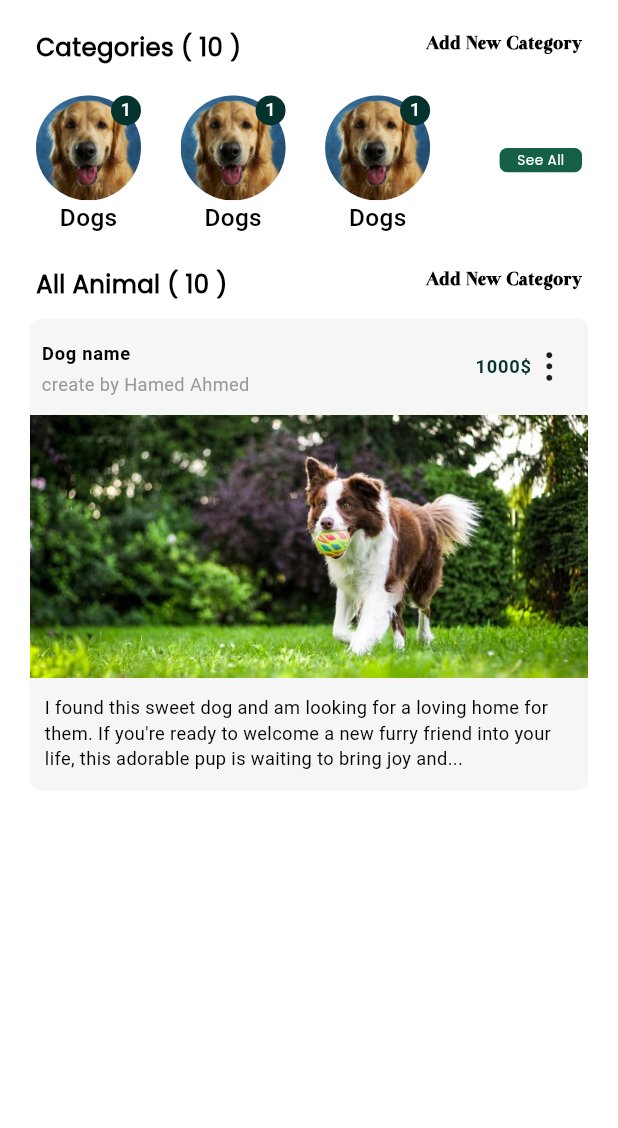
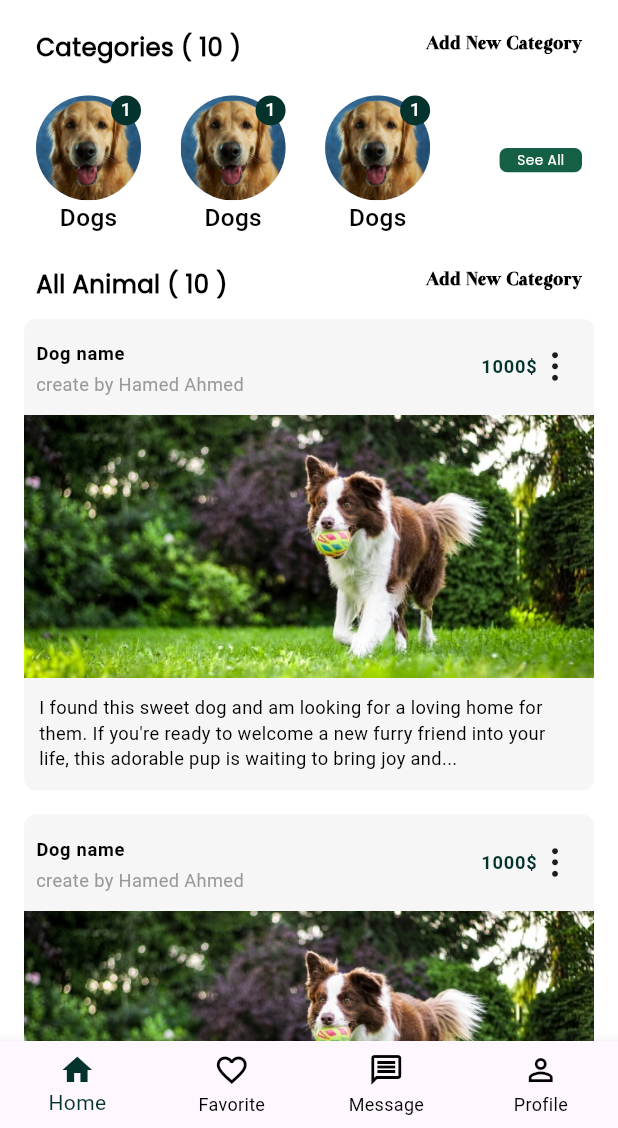
Before and after one commit to hamed12232/Animooo_App, a Flutter app: the screen it shows after launch, on a phone screen of 412 x 824 dp, the part 108-1236 px from its top. Run offline on Flutter 3.47's test engine with Material 3 defaults, Android fonts, the phone set to English and light mode, and no system bars; our stand-ins replace connectivity_plus, dartz, dio, dotted_border, flutter_bloc, flutter_screenutil and 4 more.

Commit message:
add PetCardListView

```diff
--- a/lib/core/style/app_colors.dart
+++ b/lib/core/style/app_colors.dart
@@ -15,4 +15,5 @@ class AppColors {
   static const Color ksellAllProductsColor = Color(0xff155F45);
   static const Color kellipsisVerticalIconColor = Color(0xff1C1B1F);
   static const Color kborderOtbColor = Color(0xffD6D6D6);
+  static const Color kunselectedItemColor = Color(0xff737373);
 }
--- a/lib/core/style/padding.dart
+++ b/lib/core/style/padding.dart
@@ -3,6 +3,7 @@ class PAdding {
   static const double kPadding8 = 8.0;
   static const double kPadding10 = 10.0;
   static const double kPadding14 = 14.0;
+  static const double kPadding16 = 16.0;
   static const double kPadding18 = 18.0;
   static const double kPadding22 = 22.0;
   static const double kPadding24 = 24.0;
--- a/lib/features/home/view/screen/home_screen.dart
+++ b/lib/features/home/view/screen/home_screen.dart
@@ -1,15 +1,10 @@
 import 'package:animoo_app/core/spacing/vertical_space.dart';
-import 'package:animoo_app/core/style/app_border_radius.dart';
 import 'package:animoo_app/core/style/app_colors.dart';
-import 'package:animoo_app/core/style/app_fonts_size.dart';
 import 'package:animoo_app/core/style/app_height.dart';
-import 'package:animoo_app/core/style/app_width.dart';
-import 'package:animoo_app/core/style/padding.dart';
 import 'package:animoo_app/features/home/view/widget/category_section_header.dart';
 import 'package:animoo_app/features/home/view/widget/custom_app_bar_home_screen.dart';
 import 'package:animoo_app/features/home/view/widget/custom_list_view_seperator_categories.dart';
-import 'package:animoo_app/features/home/view/widget/pet_card.dart';
-import 'package:flutter/cupertino.dart';
+import 'package:animoo_app/features/home/view/widget/petCard_list_view.dart';
 import 'package:flutter/material.dart';
 
 class HomeScreen extends StatelessWidget {
@@ -22,6 +17,7 @@ class HomeScreen extends StatelessWidget {
       backgroundColor: AppColors.kbackGroungColor,
       body: SafeArea(
         child: Center(
+          child: SingleChildScrollView(
             child: Column(
               children: [
                 CustomAppBarHomeScreen(),
@@ -32,11 +28,36 @@ class HomeScreen extends StatelessWidget {
                 VerticalSpace(height: AppHeight.h20),
                 CategorySectionHeader(headerName: "All Animal ( 10 )"),
                 VerticalSpace(height: AppHeight.h11),
-              PetCard(),
+                PetCardListView(),
               ],
             ),
           ),
         ),
+      ),
+      bottomNavigationBar: BottomNavigationBar(
+        type: BottomNavigationBarType.fixed,
+        selectedItemColor: AppColors.kprimaryColor,
+        unselectedItemColor: AppColors.kblackColor,
+        showUnselectedLabels: true,
+        items: const [
+          BottomNavigationBarItem(
+            icon: Icon(Icons.home),
+            label: "Home",
+          ),
+          BottomNavigationBarItem(
+            icon: Icon(Icons.favorite_border),
+            label: "Favorite",
+          ),
+          BottomNavigationBarItem(
+            icon: Icon(Icons.message_outlined),
+            label: "Message",
+          ),
+          BottomNavigationBarItem(
+            icon: Icon(Icons.person_outline),
+            label: "Profile",
+          ),
+        ],
+      ),
     );
   }
 }
--- /dev/null
+++ b/lib/features/home/view/widget/petCard_list_view.dart
@@ -0,0 +1,26 @@
+
+import 'package:animoo_app/core/style/padding.dart';
+import 'package:animoo_app/features/home/view/widget/pet_card.dart';
+import 'package:flutter/material.dart';
+
+class PetCardListView extends StatelessWidget {
+  const PetCardListView({
+    super.key,
+  });
+
+  @override
+  Widget build(BuildContext context) {
+    return ListView.builder(
+      itemBuilder: (context, index) {
+        return PetCard();
+      },
+      itemCount: 10,
+      padding: EdgeInsets.symmetric(
+        horizontal: PAdding.kPadding16,
+
+      ),
+      shrinkWrap: true,
+      physics: NeverScrollableScrollPhysics(),
+    );
+  }
+}
--- a/lib/features/home/view/widget/pet_card.dart
+++ b/lib/features/home/view/widget/pet_card.dart
@@ -19,6 +19,7 @@ class PetCard extends StatelessWidget {
     return Container(
       width: AppWidth.w339,
       height: AppHeight.h310,
+      margin: EdgeInsets.only(bottom: PAdding.kPadding16),
       decoration: BoxDecoration(
         color: AppColors.kTextFieldColor,
         borderRadius: BorderRadius.circular(AppBorderRadius.br8),
```
Lines whose indentation alone changed are shown as unchanged.
